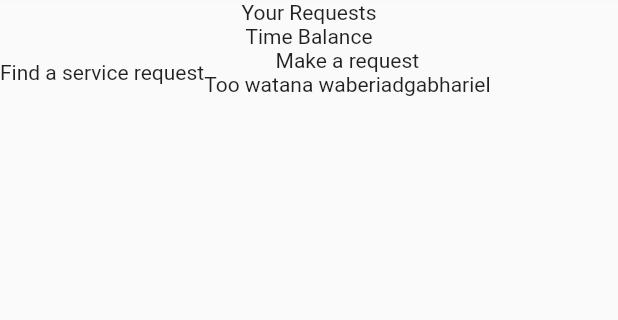
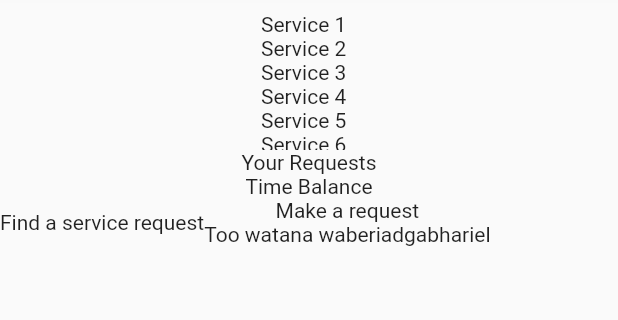
Before and after one commit to de-timebank/frontend, a Flutter app: the screen it shows after launch, on a phone screen of 412 x 824 dp, the part 108-428 px from its top. Run offline on Flutter 3.47's test engine with Material 2 defaults, Android fonts, the phone set to English and light mode, and no system bars.

Commit message:
kemaskan code pastu add container

```diff
--- a/lib/main.dart
+++ b/lib/main.dart
@@ -1,4 +1,5 @@
 import 'package:flutter/material.dart';
+import 'customDrawer.dart';
 
 void main() {
   runApp(const MyApp());
@@ -25,60 +26,33 @@ class MyHomePage extends StatefulWidget {
 }
 
 class _MyHomePageState extends State<MyHomePage> {
-  int _counter = 0;
-
-  void _incrementCounter() {
-    setState(() {
-      _counter++;
-    });
-  }
-
   @override
   Widget build(BuildContext context) {
     return Scaffold(
-        drawer: Drawer(
-          child: ListView(
-            padding: EdgeInsets.zero,
-            children: [
-              const DrawerHeader(
-                decoration: BoxDecoration(
-                  color: Colors.blue,
-                ),
-                child: Text('Drawer Header'),
-              ),
-              ListTile(
-                title: Text('Homepage'),
-                onTap: () {},
-              ),
-              ListTile(
-                title: Text('Your Services'),
-                onTap: () {},
-              ),
-              ListTile(
-                title: Text('Your Requests'),
-                onTap: () {},
-              ),
-              ListTile(
-                title: Text('Find a request'),
-                onTap: () {},
-              ),
-              ListTile(
-                title: Text('Profile'),
-                onTap: () {},
-              ),
-              ListTile(
-                title: Text('Settings'),
-                onTap: () {},
-              )
-            ],
-          ),
-        ),
         appBar: AppBar(
           title: Text('Home Page'),
         ),
+        drawer: CustomDrawer(), //look at customDrawer.dart
         body: Column(
           children: [
             Text('Recent services'),
+            Container(
+              height: 100,
+              width: 80,
+              child: ListView(
+                shrinkWrap: true,
+                padding: const EdgeInsets.all(8),
+                children: [
+                  Text('Service 1'),
+                  Text('Service 2'),
+                  Text('Service 3'),
+                  Text('Service 4'),
+                  Text('Service 5'),
+                  Text('Service 6'),
+                  Text('Service 7'),
+                ],
+              ),
+            ),
             Text('Your Requests'),
             Text('Time Balance'),
             Row(children: [
```
Also changed, not shown: lib/customDrawer.dart (added, +58 -0 lines).
